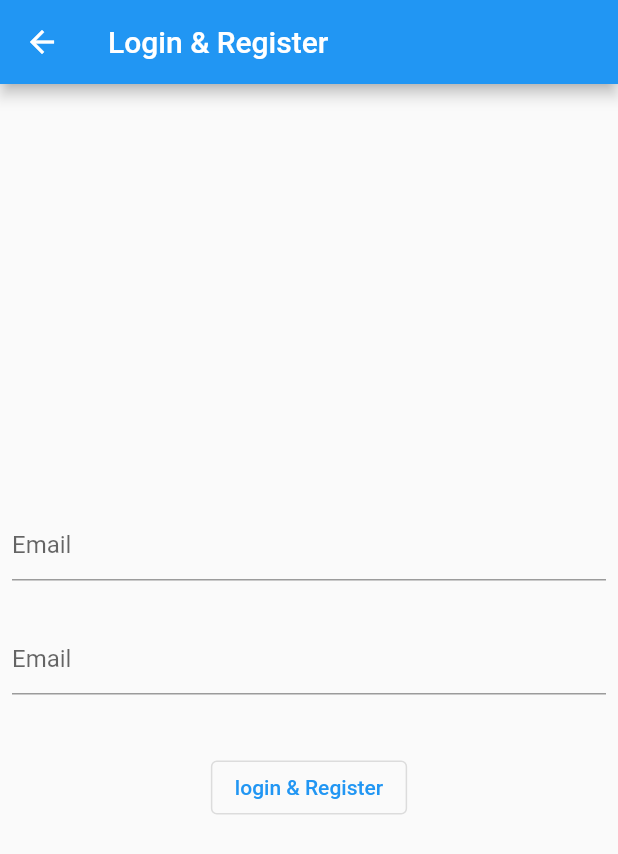
After one commit to aminjafari-dev/stddev, a Flutter app: the AuthPage screen opened directly, on a phone screen of 412 x 824 dp. The commit adds this screen. Shown: the top 854 px of the screen. Run offline on Flutter 3.47's test engine with Material 2 defaults, Android fonts, the phone set to English and light mode, and no system bars; our stand-ins replace bloc, dio, equatable, flutter_bloc, get_it, hive and 2 more; accounts and stored records are empty; network calls fail.

Commit message:
add hive for login and register page

```diff
--- /dev/null
+++ b/lib/features/auth/presentation/pages/auth_page.dart
@@ -0,0 +1,43 @@
+import 'package:flutter/material.dart';
+import 'package:flutter/src/widgets/framework.dart';
+import 'package:flutter/src/widgets/placeholder.dart';
+import 'package:std_dev_task/core/widgets/app_bar.dart';
+import 'package:std_dev_task/core/widgets/sized_box.dart';
+import 'package:std_dev_task/features/contact/presentation/widgets/std_text_field.dart';
+import 'package:std_dev_task/features/contact/presentation/widgets/text_field_validation.dart';
+
+class AuthPage extends StatelessWidget {
+  AuthPage({super.key});
+  final TextEditingController _emailCont = TextEditingController();
+  final TextEditingController _passCont = TextEditingController();
+  @override
+  Widget build(BuildContext context) {
+    return Scaffold(
+      appBar: STDAppBar.appBar("Login & Register"),
+      body: Column(
+        mainAxisAlignment: MainAxisAlignment.center,
+        crossAxisAlignment: CrossAxisAlignment.center,
+        children: [
+          Row(),
+          StdTextField(
+            controller: _emailCont,
+            hintText: "Email",
+            validator: (v) {
+              return v!.emailValidation;
+            },
+          ),
+          STDSizedBox.height_12,
+          StdTextField(
+            controller: _passCont,
+            hintText: "Email",
+            validator: (v) {
+              return v!.passValidation(v);
+            },
+          ),
+          STDSizedBox.height_30,
+          OutlinedButton(onPressed: () {}, child: Text("login & Register")),
+        ],
+      ),
+    );
+  }
+}
--- a/lib/features/contact/presentation/pages/add_contact_page.dart
+++ b/lib/features/contact/presentation/pages/add_contact_page.dart
@@ -88,14 +88,14 @@ class _AddContactPageState extends State<AddContactPage> {
                     keyboardType: TextInputType.phone,
                     hintText: "Phone number",
                     validator: (value) {
-                      return value!.phoneValidate;
+                      return value!.phoneValidation;
                     },
                   ),
                   StdTextField(
                     controller: _emailCont,
                     hintText: "Email",
                     validator: (value) {
-                      return value!.emailValidate;
+                      return value!.emailValidation;
                     },
                   ),
                   StdTextField(
--- a/pubspec.yaml
+++ b/pubspec.yaml
@@ -17,11 +17,15 @@ dependencies:
     sdk: flutter
   flutter_bloc: ^8.1.3
   get_it: ^7.2.0
-  hive: ^2.2.3
+  hive: ^2.0.4
+  hive_flutter: ^1.1.0
   image_picker: ^1.0.3
 
 dev_dependencies:
+  build_runner: ^2.3.3
   flutter_lints: ^2.0.0
+  hive_generator: ^2.0.1
+
   flutter_test:
     sdk: flutter
 
```
Also changed, not shown: lib/features/auth/data/datasources/remote/auth_hive.dart (added, +22 -0 lines), lib/features/contact/presentation/widgets/text_field_validation.dart (+12 -2 lines), lib/main.dart (+8 -1 lines), lib/features/auth/data/datasources/remote/auth_hive.g.dart (added), pubspec.lock, 1 other file.
